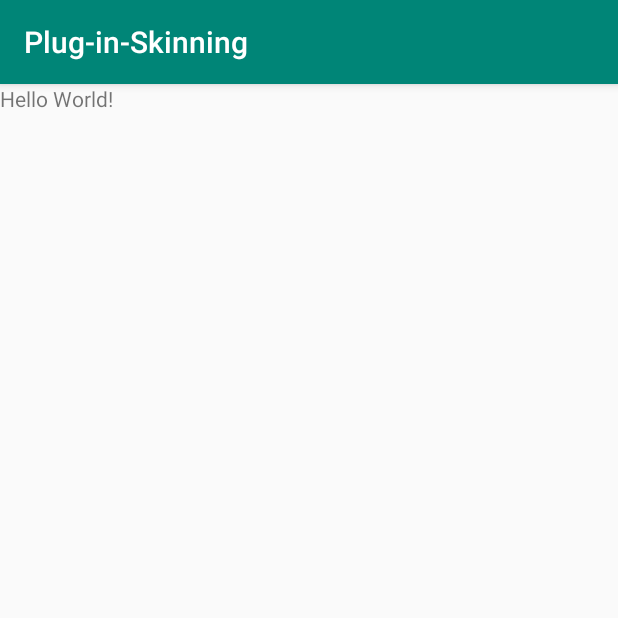
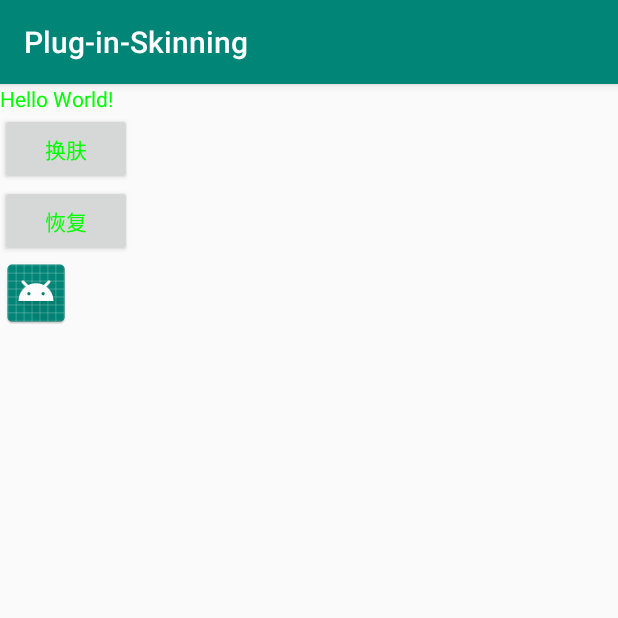
Before and after one commit to droid4j/Plug-in-Skinning, an Android app: the screen it shows after launch (MainActivity), on a phone screen of 412 x 824 dp, the top half of it. Run offline under Robolectric (Android 15) with nearby library versions, the phone set to English and light mode, and no system bars; 1 statement that could not run was skipped.

Commit message:
[test] 测试换肤功能

```diff
--- a/app/build.gradle
+++ b/app/build.gradle
@@ -26,4 +26,5 @@ dependencies {
     androidTestImplementation 'com.android.support.test:runner:1.0.2'
     androidTestImplementation 'com.android.support.test.espresso:espresso-core:3.0.2'
     implementation 'com.android.support:design:26.1.0'
+    implementation project(path: ':library')
 }
--- a/app/src/main/AndroidManifest.xml
+++ b/app/src/main/AndroidManifest.xml
@@ -1,6 +1,8 @@
 <?xml version="1.0" encoding="utf-8"?>
 <manifest xmlns:android="http://schemas.android.com/apk/res/android"
     package="com.dapan.plug_in_skinning">
+
+    <uses-permission android:name="android.permission.READ_EXTERNAL_STORAGE" />
 
     <application
         android:allowBackup="true"
--- a/app/src/main/java/com/dapan/plug_in_skinning/MainActivity.java
+++ b/app/src/main/java/com/dapan/plug_in_skinning/MainActivity.java
@@ -2,12 +2,26 @@ package com.dapan.plug_in_skinning;
 
 import android.os.Bundle;
 import android.support.v7.app.AppCompatActivity;
+import android.view.View;
+
+import com.dapan.skin.SkinManager;
+import com.dapan.skin.core.SkinLayoutInflater;
 
 public class MainActivity extends AppCompatActivity {
 
     @Override
     protected void onCreate(Bundle savedInstanceState) {
+        SkinLayoutInflater.getInstance().setInflater(this);
         super.onCreate(savedInstanceState);
         setContentView(R.layout.activity_main);
+        SkinManager.getInstance().init(this);
+    }
+
+    public void changeSkin(View view) {
+        SkinManager.getInstance().loadSkin(SkinManager.skinPath);
+    }
+
+    public void resetSkin(View view) {
+        SkinManager.getInstance().restoreSkin();
     }
 }
--- a/app/src/main/res/layout/activity_main.xml
+++ b/app/src/main/res/layout/activity_main.xml
@@ -4,11 +4,33 @@
     xmlns:tools="http://schemas.android.com/tools"
     android:layout_width="match_parent"
     android:layout_height="match_parent"
+    android:orientation="vertical"
     tools:context=".MainActivity">
 
     <TextView
         android:layout_width="wrap_content"
         android:layout_height="wrap_content"
+        android:textColor="@color/skin_test_bg_color"
         android:text="Hello World!" />
 
+    <Button
+        android:layout_width="wrap_content"
+        android:layout_height="wrap_content"
+        android:text="换肤"
+        android:textColor="@color/skin_test_bg_color"
+        android:onClick="changeSkin" />
+
+    <Button
+        android:layout_width="wrap_content"
+        android:layout_height="wrap_content"
+        android:text="恢复"
+        android:textColor="@color/skin_test_bg_color"
+        android:onClick="resetSkin" />
+
+    <ImageView
+        android:layout_width="wrap_content"
+        android:layout_height="wrap_content"
+        android:src="@drawable/small"
+        />
+
 </LinearLayout>
--- a/app/src/main/res/values/colors.xml
+++ b/app/src/main/res/values/colors.xml
@@ -3,4 +3,5 @@
     <color name="colorPrimary">#008577</color>
     <color name="colorPrimaryDark">#00574B</color>
     <color name="colorAccent">#D81B60</color>
+    <color name="skin_test_bg_color">#00ff00</color>
 </resources>
```
Also changed, not shown: app/src/main/res/drawable-hdpi/small.png (added).
